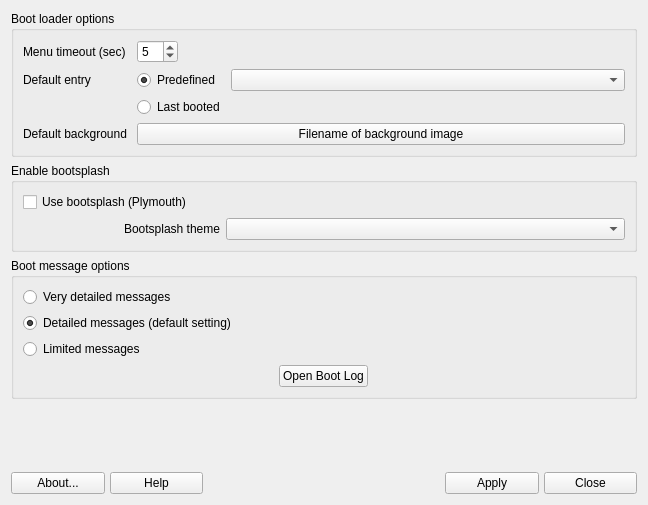
Old version of the form mainwindow.ui in the repository AdrianTM/mx-boot-options.
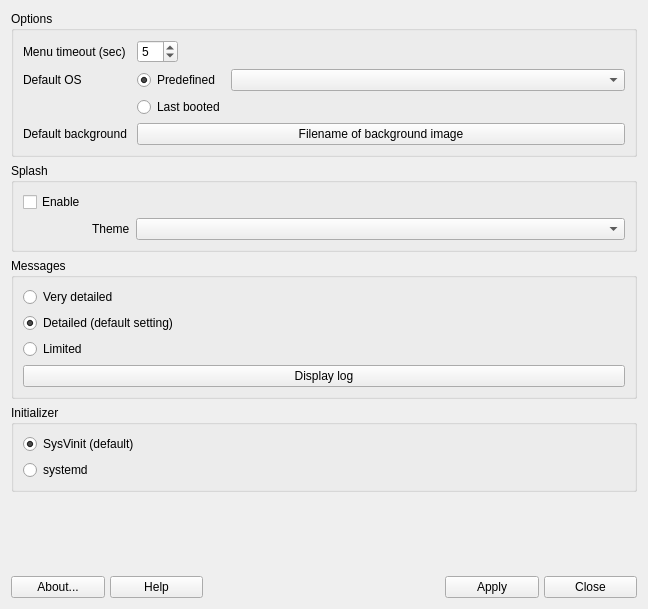
New version of the form. Icons and pictures are not drawn.

Commit message: read grub background image, added initializer to GUI

The edit to the form file:
```diff
--- a/mainwindow.ui
+++ b/mainwindow.ui
@@ -7,7 +7,7 @@
     <x>0</x>
     <y>0</y>
     <width>648</width>
-    <height>505</height>
+    <height>609</height>
    </rect>
   </property>
   <property name="windowTitle">
@@ -17,7 +17,7 @@
    <item>
     <widget class="QGroupBox" name="groupBoxLoader">
      <property name="title">
-      <string>Boot loader options</string>
+      <string>Options</string>
      </property>
      <layout class="QGridLayout" name="gridLayout_2">
       <item row="3" column="0">
@@ -89,8 +89,14 @@
       </item>
       <item row="1" column="0">
        <widget class="QLabel" name="label_default_entry">
+        <property name="sizePolicy">
+         <sizepolicy hsizetype="Fixed" vsizetype="Preferred">
+          <horstretch>0</horstretch>
+          <verstretch>0</verstretch>
+         </sizepolicy>
+        </property>
         <property name="text">
-         <string>Default entry</string>
+         <string>Default OS</string>
         </property>
        </widget>
       </item>
@@ -103,58 +109,58 @@
    <item>
     <widget class="QGroupBox" name="groupBoxBootsplash">
      <property name="title">
-      <string>Enable bootsplash</string>
+      <string>Splash</string>
      </property>
      <layout class="QGridLayout" name="gridLayout">
-      <item row="1" column="0" alignment="Qt::AlignRight">
-       <widget class="QLabel" name="label_theme">
-        <property name="sizePolicy">
-         <sizepolicy hsizetype="Fixed" vsizetype="Preferred">
-          <horstretch>0</horstretch>
-          <verstretch>0</verstretch>
-         </sizepolicy>
-        </property>
-        <property name="text">
-         <string>Bootsplash theme</string>
-        </property>
-       </widget>
-      </item>
       <item row="0" column="0">
        <widget class="QCheckBox" name="cb_bootsplash">
         <property name="sizePolicy">
-         <sizepolicy hsizetype="Minimum" vsizetype="Fixed">
+         <sizepolicy hsizetype="Fixed" vsizetype="Fixed">
           <horstretch>0</horstretch>
           <verstretch>0</verstretch>
          </sizepolicy>
         </property>
         <property name="text">
-         <string>Use bootsplash (Plymouth)</string>
+         <string>Enable</string>
         </property>
        </widget>
       </item>
-      <item row="1" column="1" colspan="2">
+      <item row="1" column="2">
        <widget class="QComboBox" name="combo_theme"/>
       </item>
+      <item row="1" column="1">
+       <widget class="QLabel" name="label_theme">
+        <property name="sizePolicy">
+         <sizepolicy hsizetype="Fixed" vsizetype="Preferred">
+          <horstretch>0</horstretch>
+          <verstretch>0</verstretch>
+         </sizepolicy>
+        </property>
+        <property name="text">
+         <string>Theme</string>
+        </property>
+       </widget>
+      </item>
      </layout>
     </widget>
    </item>
    <item>
     <widget class="QGroupBox" name="groupBoxInfo">
      <property name="title">
-      <string>Boot message options</string>
+      <string>Messages</string>
      </property>
      <layout class="QVBoxLayout" name="verticalLayout_2">
       <item>
        <widget class="QRadioButton" name="rb_very_detailed_msg">
         <property name="text">
-         <string>Very detailed messages</string>
+         <string>Very detailed</string>
         </property>
        </widget>
       </item>
       <item>
        <widget class="QRadioButton" name="rb_detailed_msg">
         <property name="text">
-         <string>Detailed messages (default setting)</string>
+         <string>Detailed (default setting)</string>
         </property>
         <property name="checked">
          <bool>true</bool>
@@ -164,14 +170,14 @@
       <item>
        <widget class="QRadioButton" name="rb_limited_msg">
         <property name="text">
-         <string>Limited messages</string>
+         <string>Limited</string>
         </property>
        </widget>
       </item>
-      <item alignment="Qt::AlignHCenter">
+      <item>
        <widget class="QPushButton" name="pb_log">
         <property name="text">
-         <string>Open Boot Log</string>
+         <string>Display log</string>
         </property>
         <property name="autoDefault">
          <bool>false</bool>
@@ -181,6 +187,32 @@
      </layout>
     </widget>
    </item>
+   <item>
+    <widget class="QGroupBox" name="groupBox">
+     <property name="title">
+      <string>Initializer</string>
+     </property>
+     <layout class="QVBoxLayout" name="verticalLayout_3">
+      <item>
+       <widget class="QRadioButton" name="radioButton">
+        <property name="text">
+         <string>SysVinit (default)</string>
+        </property>
+        <property name="checked">
+         <bool>true</bool>
+        </property>
+       </widget>
+      </item>
+      <item>
+       <widget class="QRadioButton" name="radioButton_2">
+        <property name="text">
+         <string>systemd</string>
+        </property>
+       </widget>
+      </item>
+     </layout>
+    </widget>
+   </item>
    <item>
     <spacer name="verticalSpacer">
      <property name="orientation">
```
Left out of the diff: 6 changed lines with no effect on the pictures. The commit also changes 15 other files.
